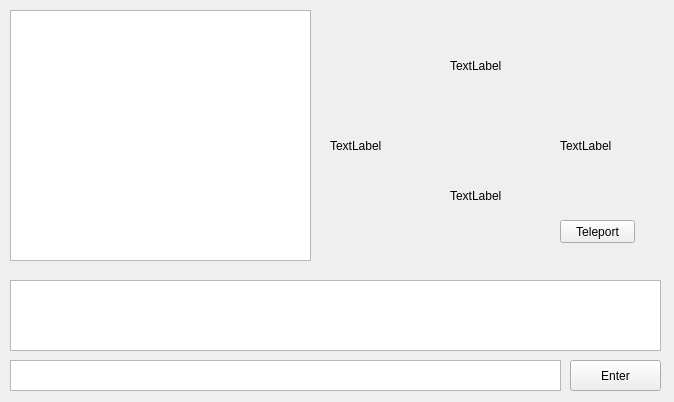
Above: mainwindow.ui from ChrisMul-97/TestingQT before the change. Below: the same form after it.
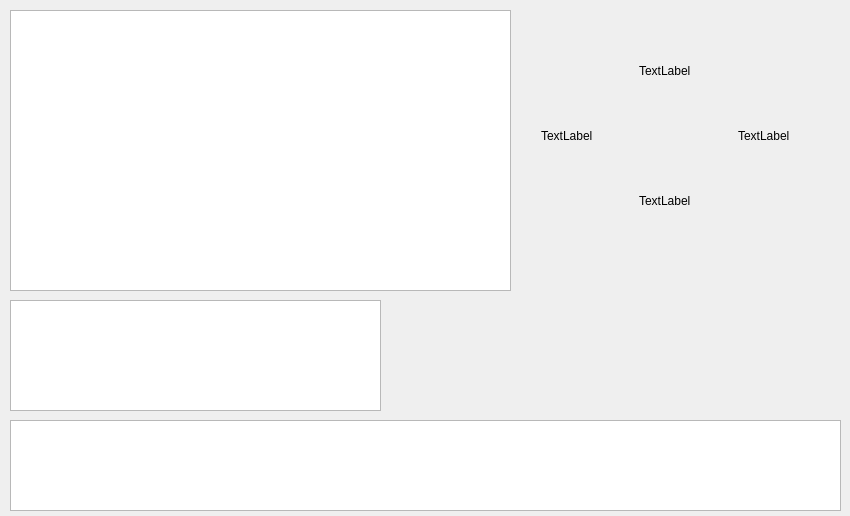
That is the form after the change. Custom widgets are drawn as their Qt base class.

```diff
--- a/mainwindow.ui
+++ b/mainwindow.ui
@@ -6,128 +6,84 @@
    <rect>
     <x>0</x>
     <y>0</y>
-    <width>674</width>
-    <height>402</height>
+    <width>850</width>
+    <height>516</height>
    </rect>
   </property>
   <property name="windowTitle">
    <string>MainWindow</string>
   </property>
   <widget class="QWidget" name="centralWidget">
-   <widget class="QTextBrowser" name="textBrowser">
-    <property name="geometry">
-     <rect>
-      <x>10</x>
-      <y>280</y>
-      <width>651</width>
-      <height>71</height>
-     </rect>
-    </property>
-   </widget>
-   <widget class="ClickableLabel" name="labelUp">
-    <property name="geometry">
-     <rect>
-      <x>450</x>
-      <y>30</y>
-      <width>71</width>
-      <height>71</height>
-     </rect>
-    </property>
-    <property name="text">
-     <string>TextLabel</string>
-    </property>
-   </widget>
-   <widget class="ClickableLabel" name="labelRight">
-    <property name="geometry">
-     <rect>
-      <x>560</x>
-      <y>110</y>
-      <width>71</width>
-      <height>71</height>
-     </rect>
-    </property>
-    <property name="text">
-     <string>TextLabel</string>
-    </property>
-   </widget>
-   <widget class="ClickableLabel" name="labelDown">
-    <property name="geometry">
-     <rect>
-      <x>450</x>
-      <y>160</y>
-      <width>71</width>
-      <height>71</height>
-     </rect>
-    </property>
-    <property name="text">
-     <string>TextLabel</string>
-    </property>
-   </widget>
-   <widget class="ClickableLabel" name="labelLeft">
-    <property name="geometry">
-     <rect>
-      <x>330</x>
-      <y>110</y>
-      <width>81</width>
-      <height>71</height>
-     </rect>
-    </property>
-    <property name="text">
-     <string>TextLabel</string>
-    </property>
-   </widget>
-   <widget class="QTextEdit" name="textEdit">
-    <property name="geometry">
-     <rect>
-      <x>10</x>
-      <y>360</y>
-      <width>551</width>
-      <height>31</height>
-     </rect>
-    </property>
-    <property name="verticalScrollBarPolicy">
-     <enum>Qt::ScrollBarAlwaysOff</enum>
-    </property>
-    <property name="horizontalScrollBarPolicy">
-     <enum>Qt::ScrollBarAlwaysOff</enum>
-    </property>
-   </widget>
-   <widget class="QPushButton" name="pushButton">
-    <property name="geometry">
-     <rect>
-      <x>570</x>
-      <y>360</y>
-      <width>91</width>
-      <height>31</height>
-     </rect>
-    </property>
-    <property name="text">
-     <string>Enter</string>
-    </property>
-   </widget>
    <widget class="QGraphicsView" name="graphicsView">
     <property name="geometry">
      <rect>
       <x>10</x>
       <y>10</y>
-      <width>301</width>
-      <height>251</height>
+      <width>501</width>
+      <height>281</height>
      </rect>
     </property>
    </widget>
-   <widget class="QPushButton" name="pushButtonTeleport">
+   <widget class="QListWidget" name="listWidgetItems">
     <property name="geometry">
      <rect>
-      <x>560</x>
-      <y>220</y>
-      <width>75</width>
-      <height>23</height>
+      <x>10</x>
+      <y>300</y>
+      <width>371</width>
+      <height>111</height>
      </rect>
     </property>
-    <property name="text">
-     <string>Teleport</string>
+   </widget>
+   <widget class="QTextBrowser" name="textBrowser">
+    <property name="geometry">
+     <rect>
+      <x>10</x>
+      <y>420</y>
+      <width>831</width>
+      <height>91</height>
+     </rect>
     </property>
    </widget>
+   <widget class="QWidget" name="gridLayoutWidget">
+    <property name="geometry">
+     <rect>
+      <x>530</x>
+      <y>30</y>
+      <width>311</width>
+      <height>211</height>
+     </rect>
+    </property>
+    <layout class="QGridLayout" name="gridLayout">
+     <item row="4" column="2">
+      <widget class="ClickableLabel" name="labelDown">
+       <property name="text">
+        <string>TextLabel</string>
+       </property>
+      </widget>
+     </item>
+     <item row="3" column="3">
+      <widget class="ClickableLabel" name="labelRight">
+       <property name="text">
+        <string>TextLabel</string>
+       </property>
+      </widget>
+     </item>
+     <item row="3" column="1">
+      <widget class="ClickableLabel" name="labelLeft">
+       <property name="text">
+        <string>TextLabel</string>
+       </property>
+      </widget>
+     </item>
+     <item row="0" column="2">
+      <widget class="ClickableLabel" name="labelUp">
+       <property name="text">
+        <string>TextLabel</string>
+       </property>
+      </widget>
+     </item>
+    </layout>
+   </widget>
   </widget>
  </widget>
  <layoutdefault spacing="6" margin="11"/>
```
